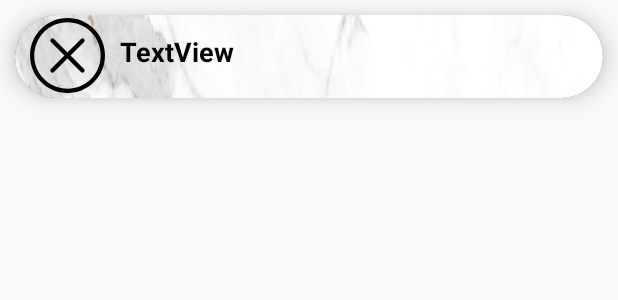
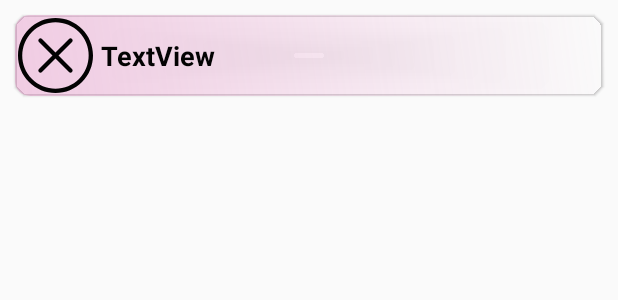
Before and after one commit to ArielCicero/AndroidProjectManager, an Android app: the layout task_card.xml on its own in the app's theme, with its tools: preview values and no code run, on a phone screen of 412 x 824 dp. Shown: the top 300 px of the screen. Run offline under Robolectric (Android 15) with nearby library versions, the phone set to English and light mode, and no system bars.

Commit message:
rv cards with color and opacity

```diff
--- /dev/null
+++ b/app/src/main/res/drawable/bg_card_done.xml
@@ -0,0 +1,6 @@
+<?xml version="1.0" encoding="utf-8"?>
+<shape xmlns:android="http://schemas.android.com/apk/res/android">
+    <gradient android:angle="45"
+        android:startColor="#5458A23C"
+        android:endColor="#00B2B5B8"/>
+</shape>
--- /dev/null
+++ b/app/src/main/res/drawable/bg_card_progress.xml
@@ -0,0 +1,6 @@
+<?xml version="1.0" encoding="utf-8"?>
+<shape xmlns:android="http://schemas.android.com/apk/res/android">
+    <gradient android:angle="45"
+        android:startColor="#546B8BDB"
+        android:endColor="#00B2B5B8"/>
+</shape>
--- /dev/null
+++ b/app/src/main/res/drawable/bg_card_todo.xml
@@ -0,0 +1,6 @@
+<?xml version="1.0" encoding="utf-8"?>
+<shape xmlns:android="http://schemas.android.com/apk/res/android">
+    <gradient android:angle="45"
+        android:startColor="#54DB6BB2"
+        android:endColor="#00B2B5B8"/>
+</shape>
--- a/app/src/main/res/layout/task_card.xml
+++ b/app/src/main/res/layout/task_card.xml
@@ -5,35 +5,39 @@
     android:layout_width="match_parent"
     android:layout_height="wrap_content"
     xmlns:app="http://schemas.android.com/apk/res-auto"
-    android:elevation="10dp"
-    app:cardElevation="10dp"
-    app:cardCornerRadius="40dp"
-    app:cardBackgroundColor="#683744"
+    android:elevation="0dp"
+    app:cardElevation="1dp"
+    app:cardCornerRadius="10dp"
+    android:background="@android:color/transparent"
+    app:cardBackgroundColor="@android:color/transparent"
     android:layout_margin="10dp">
 
     <LinearLayout
+        android:id="@+id/card"
         android:layout_width="match_parent"
         android:layout_height="match_parent"
-        android:background="@drawable/toolbar2">
+        android:layout_gravity="center_vertical"
+        android:padding="2dp"
+        android:background="@drawable/bg_card_todo">
 
         <ImageView
             android:id="@+id/ivTaskStatus"
             android:layout_width="50dp"
             android:layout_height="50dp"
-            android:layout_marginLeft="10dp"
-            android:layout_marginTop="2dp"
-            android:layout_marginBottom="2dp"
+            android:layout_marginRight="5dp"
+            android:layout_gravity="center_vertical"
+            android:background="@android:color/transparent"
             app:srcCompat="@drawable/todo" />
 
         <TextView
             android:id="@+id/tvTaskTitle"
             android:layout_width="wrap_content"
             android:layout_height="wrap_content"
-            android:layout_marginLeft="10dp"
-            android:layout_marginTop="12dp"
+            android:layout_gravity="center_vertical"
             android:text="TextView"
             android:textColor="#030303"
             android:textSize="18sp"
+            android:background="@android:color/transparent"
             android:textStyle="bold" />
     </LinearLayout>
 
```
Also changed, not shown: app/src/main/java/com/sda/android/projectmanager/model/TaskAdapter.java (+7 -0 lines), app/src/main/res/layout/fragment_list.xml (+6 -2 lines).
